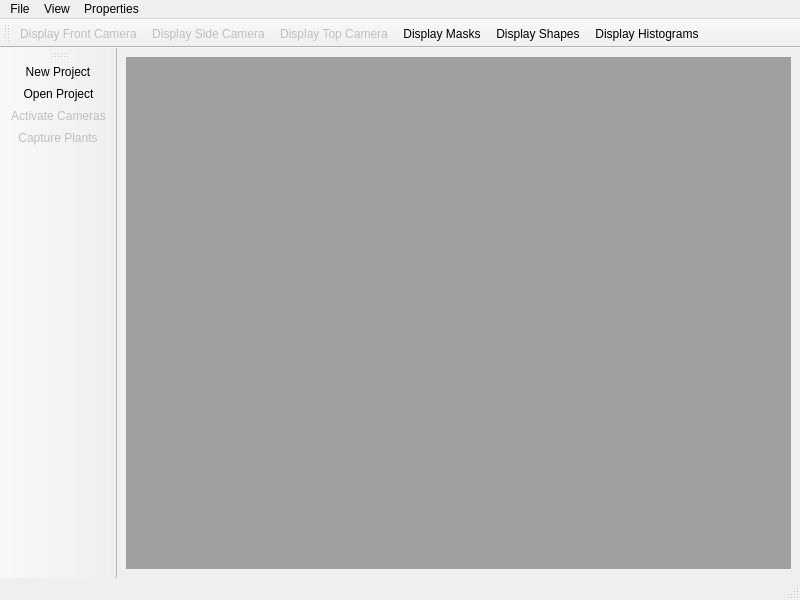
Qt form mainwindow.ui (DryFrost/PhotogonMDI) before a commit.
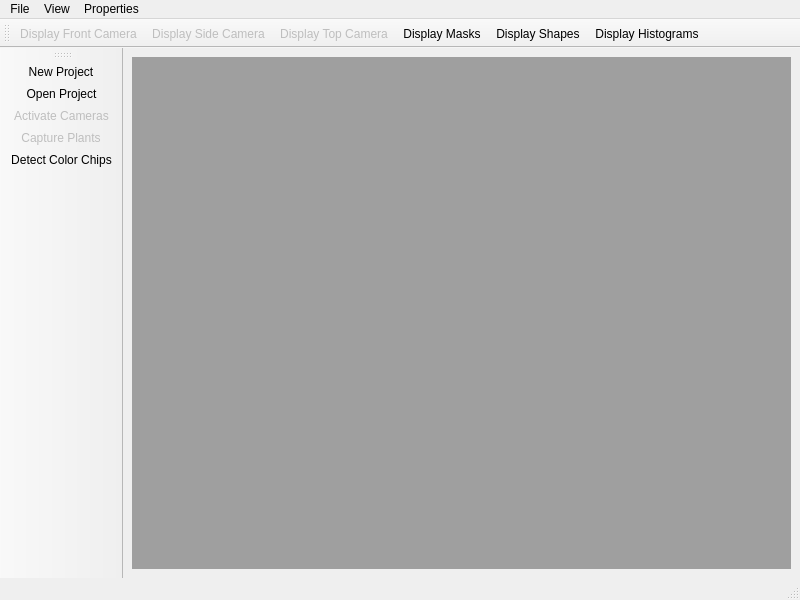
The same form after that commit. Icons and pictures are not drawn.

Commit message: Started Work on color standardization.

What changed in the file:
```diff
--- a/mainwindow.ui
+++ b/mainwindow.ui
@@ -80,6 +80,7 @@
    <addaction name="actionOpen_Project"/>
    <addaction name="actionActivate_Cameras"/>
    <addaction name="actionOpen_Camera"/>
+   <addaction name="actionDetect_Color_Chips"/>
   </widget>
   <widget class="QToolBar" name="toolBar_2">
    <property name="windowTitle">
@@ -192,6 +193,11 @@
     <string>Display Masks</string>
    </property>
   </action>
+  <action name="actionDetect_Color_Chips">
+   <property name="text">
+    <string>Detect Color Chips</string>
+   </property>
+  </action>
  </widget>
  <resources/>
  <connections/>
```
Left out of the diff: 1 changed line with no effect on the pictures. The commit also changes 18 other files.
